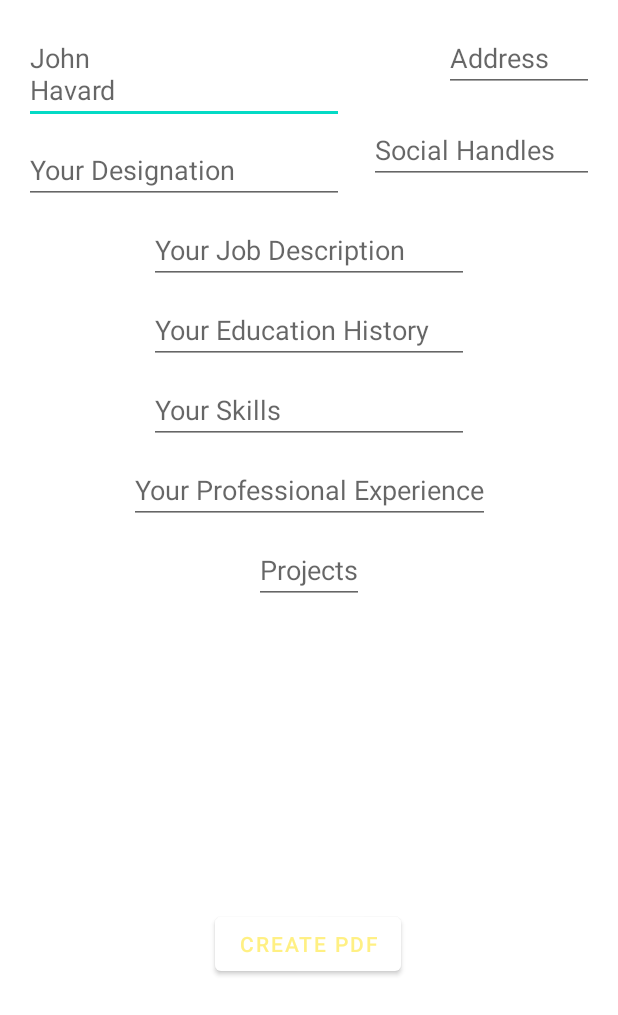
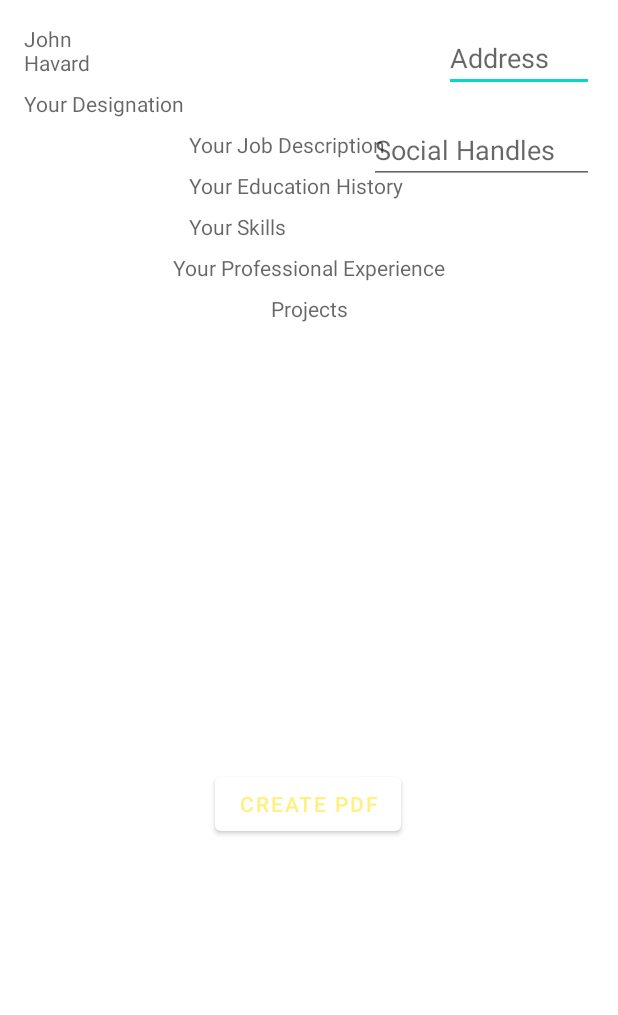
Before and after one commit to DSCKGEC/Resumie, an Android app: the PDFActivity screen opened directly, with no data from a screen before it, on a phone screen of 412 x 824 dp. Shown: the top 1015 px of the screen. Run offline under Robolectric (Android 15) with nearby library versions, the phone set to English and light mode, and no system bars.

Commit message:
made minor changes

```diff
--- a/app/src/main/java/com/example/resumie/PDFActivity.java
+++ b/app/src/main/java/com/example/resumie/PDFActivity.java
@@ -16,6 +16,7 @@ import android.os.Environment;
 import android.view.View;
 import android.widget.Button;
 import android.widget.EditText;
+import android.widget.TextView;
 import android.widget.Toast;
 
 import com.example.resumie.SharedPrefManager.SharedPrefManager;
@@ -28,15 +29,9 @@ import static java.util.jar.Pack200.Packer.ERROR;
 
 public class PDFActivity extends AppCompatActivity {
 
-    private EditText name;
-    private EditText designation;
-    private EditText job;
-    private EditText education;
-    private EditText skill;
-    private EditText project;
-    private EditText profession;
-    private EditText social;
-    private EditText address;
+    private TextView name, designation, job, education, skill, project, profession;
+    private EditText social , address;
+
     Button button;
 
     private SharedPrefManager sharedPrefManager;
@@ -61,10 +56,10 @@ public class PDFActivity extends AppCompatActivity {
         sharedPrefManager = new SharedPrefManager(PDFActivity.this);
 
         name.setText(sharedPrefManager.getHomeData().getName());
-//        designation.setText(sharedPrefManager.getHomeData().getDesignation());
-//        selfdescription.setText(sharedPrefManager.getHomeData().getSelf());
-//        edudescription.setText(sharedPrefManager.getHomeData().getEdu());
-//        skilldescription.setText(sharedPrefManager.getHomeData().getSkill());
+        designation.setText(sharedPrefManager.getHomeData().getDesignation());
+        job.setText(sharedPrefManager.getHomeData().getSelf());
+        education.setText(sharedPrefManager.getHomeData().getEdu());
+        skill.setText(sharedPrefManager.getHomeData().getSkill());
 
 
 
--- a/app/src/main/java/com/example/resumie/SideNavigation/MenuUtil.java
+++ b/app/src/main/java/com/example/resumie/SideNavigation/MenuUtil.java
@@ -9,8 +9,8 @@ public class MenuUtil {
     public static final int HOME_FRAGMENT=0;
     public static final int CV_FRAGMENT=1;
     public static final int PORTFOLIO_FRAGMENT=2;
-    public static final int TEAM_FRAGMENT=3;
-    public static final int PDF_FRAGMENT=4;
+    public static final int PDF_FRAGMENT=3;
+    public static final int TEAM_FRAGMENT=4;
 
     public static List<MenuItem> getMenuList() {
 
@@ -18,8 +18,8 @@ public class MenuUtil {
         list.add(new MenuItem(R.drawable.ic_baseline_home_24,HOME_FRAGMENT,true));
         list.add(new MenuItem(R.drawable.ic_baseline_account_box_24,CV_FRAGMENT,false));
         list.add(new MenuItem(R.drawable.ic_baseline_work_24,PORTFOLIO_FRAGMENT,false));
+        list.add(new MenuItem(R.drawable.ic_baseline_book_24,PDF_FRAGMENT,false));
         list.add(new MenuItem(R.drawable.ic_baseline_group_24,TEAM_FRAGMENT,false));
-        list.add(new MenuItem(R.drawable.ic_baseline_book_24,PDF_FRAGMENT,false));
         return list;
     }
 }
--- a/app/src/main/res/layout/activity_p_d_f.xml
+++ b/app/src/main/res/layout/activity_p_d_f.xml
@@ -25,31 +25,29 @@ android:fillViewport="true">
         app:layout_constraintStart_toStartOf="parent"
         app:layout_constraintTop_toBottomOf="@+id/projects" />
 
-    <EditText
+    <TextView
         android:id="@+id/name"
         android:layout_width="wrap_content"
         android:layout_height="wrap_content"
         android:layout_marginStart="16dp"
         android:layout_marginTop="16dp"
         android:ems="10"
-        android:inputType="textPersonName"
         app:layout_constraintStart_toStartOf="parent"
         app:layout_constraintTop_toTopOf="parent"
         android:hint="@string/name"/>
 
-    <EditText
+    <TextView
         android:id="@+id/designation"
         android:layout_width="wrap_content"
         android:layout_height="wrap_content"
         android:layout_marginStart="16dp"
         android:layout_marginTop="8dp"
         android:ems="10"
-        android:inputType="textPersonName"
         app:layout_constraintStart_toStartOf="parent"
         app:layout_constraintTop_toBottomOf="@+id/name"
         android:hint="@string/your_designation"/>
 
-    <EditText
+    <TextView
         android:id="@+id/job_description"
         android:layout_width="wrap_content"
         android:layout_height="wrap_content"
@@ -59,12 +57,11 @@ android:fillViewport="true">
         android:ems="10"
         android:gravity="start|top"
         android:hint="@string/your_job_description"
-        android:inputType="textMultiLine"
         app:layout_constraintEnd_toEndOf="parent"
         app:layout_constraintStart_toStartOf="parent"
         app:layout_constraintTop_toBottomOf="@+id/designation" />
 
-    <EditText
+    <TextView
         android:id="@+id/edu_description"
         android:layout_width="wrap_content"
         android:layout_height="wrap_content"
@@ -73,13 +70,12 @@ android:fillViewport="true">
         android:layout_marginEnd="32dp"
         android:ems="10"
         android:gravity="start|top"
-        android:inputType="textMultiLine"
         app:layout_constraintEnd_toEndOf="parent"
         app:layout_constraintStart_toStartOf="parent"
         android:hint="@string/your_education_history"
         app:layout_constraintTop_toBottomOf="@+id/job_description" />
 
-    <EditText
+    <TextView
         android:id="@+id/skill_description"
         android:layout_width="wrap_content"
         android:layout_height="wrap_content"
@@ -88,33 +84,31 @@ android:fillViewport="true">
         android:layout_marginEnd="32dp"
         android:ems="10"
         android:gravity="start|top"
-        android:inputType="textMultiLine"
         app:layout_constraintEnd_toEndOf="parent"
         app:layout_constraintStart_toStartOf="parent"
         android:hint="@string/your_skills"
         app:layout_constraintTop_toBottomOf="@+id/edu_description" />
 
 
-    <EditText
+    <TextView
         android:id="@+id/profession"
         android:layout_width="wrap_content"
         android:layout_height="wrap_content"
         android:layout_marginStart="32dp"
         android:layout_marginTop="8dp"
         android:layout_marginEnd="32dp"
-        android:inputType="textMultiLine"
         android:hint="@string/your_professional_experience"
         app:layout_constraintEnd_toEndOf="parent"
         app:layout_constraintStart_toStartOf="parent"
         app:layout_constraintTop_toBottomOf="@+id/skill_description" />
-    <EditText
+
+    <TextView
         android:id="@+id/projects"
         android:layout_width="wrap_content"
         android:layout_height="wrap_content"
         android:layout_marginStart="32dp"
         android:layout_marginTop="8dp"
         android:layout_marginEnd="32dp"
-        android:inputType="textMultiLine"
         android:hint="@string/projects"
         app:layout_constraintEnd_toEndOf="parent"
         app:layout_constraintStart_toStartOf="parent"
@@ -130,7 +124,6 @@ android:fillViewport="true">
         android:ems="10"
         android:hint="@string/address"
         android:gravity="start|top"
-        android:inputType="textMultiLine"
         app:layout_constraintEnd_toEndOf="parent"
         app:layout_constraintTop_toTopOf="parent" />
 
@@ -141,7 +134,6 @@ android:fillViewport="true">
         android:layout_marginTop="16dp"
         android:layout_marginEnd="16dp"
         android:ems="10"
-        android:inputType="textPersonName"
         android:hint="@string/social_handles"
         app:layout_constraintEnd_toEndOf="parent"
         app:layout_constraintTop_toBottomOf="@+id/address" />
--- a/app/src/main/res/layout/fragment_team.xml
+++ b/app/src/main/res/layout/fragment_team.xml
@@ -27,7 +27,7 @@
         android:layout_marginTop="32dp"
         android:layout_marginEnd="16dp"
         android:lineSpacingExtra="6sp"
-        android:text="@string/skill_despcription"
+        android:text="@string/author_description"
         app:layout_constraintEnd_toEndOf="parent"
         app:layout_constraintStart_toStartOf="parent"
         app:layout_constraintTop_toBottomOf="@+id/textView9" />
--- a/app/src/main/res/values/strings.xml
+++ b/app/src/main/res/values/strings.xml
@@ -15,7 +15,6 @@
     <string name="our_team">Our Team</string>
     <string name="user_icon">user icon</string>
     <string name="author_name">Author Name</string>
-    <string name="author_description">Hello I am Mark I have made this app. I hope you will love it</string>
     <string name="portfolio">Portfolio</string>
     <string name="my_project_1">My project 1</string>
     <string name="title_activity_bottom_nav">MainActivity</string>
@@ -36,5 +35,9 @@
     <string name="your_professional_experience">Your Professional Experience</string>
     <string name="projects">Projects</string>
     <string name="address">Address</string>
+    <string name="Adrishyantee">Adrishyantee Maiti</string>
+    <string name="Adridescription">"Hello, I am Adrishyantee and I have built the app for users like you so that you never miss an opportunity coming your way! If you like to contribute to this app, make sure you check out our GitHub Repository."</string>
     <string name="social_handles">Social Handles</string>
+    <string name="author_description">Meet our Team who has built this app. Our app is an open source project and all sorts of improvements are welcomed.</string>
+    <string name="go_back">Go Back</string>
 </resources>
```
Also changed, not shown: app/src/main/java/com/example/resumie/team/TeamFragment.java (+1 -7 lines), app/src/main/res/layout/fragment_p_d_f.xml (+15 -4 lines), app/src/main/res/drawable/adri.png (added).
